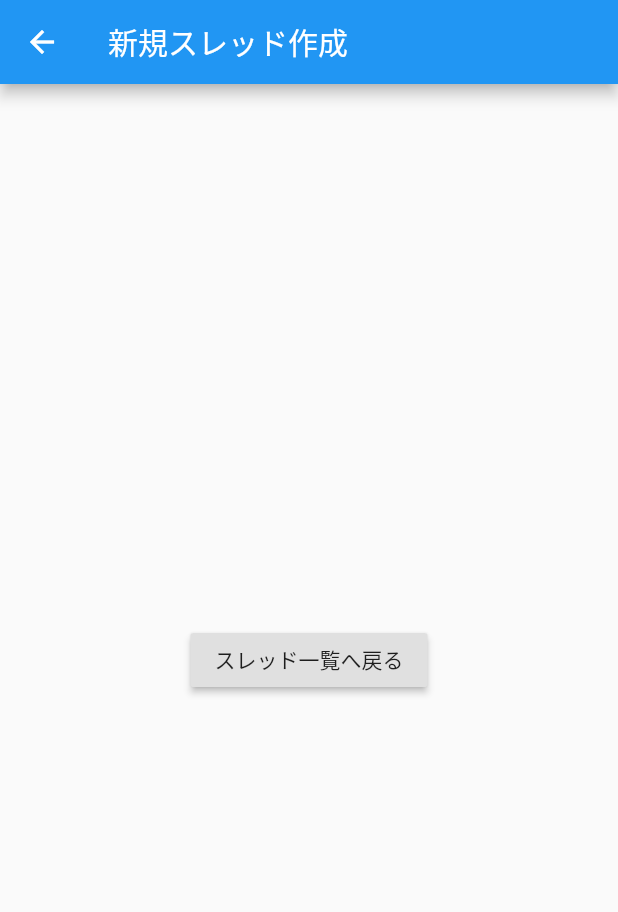
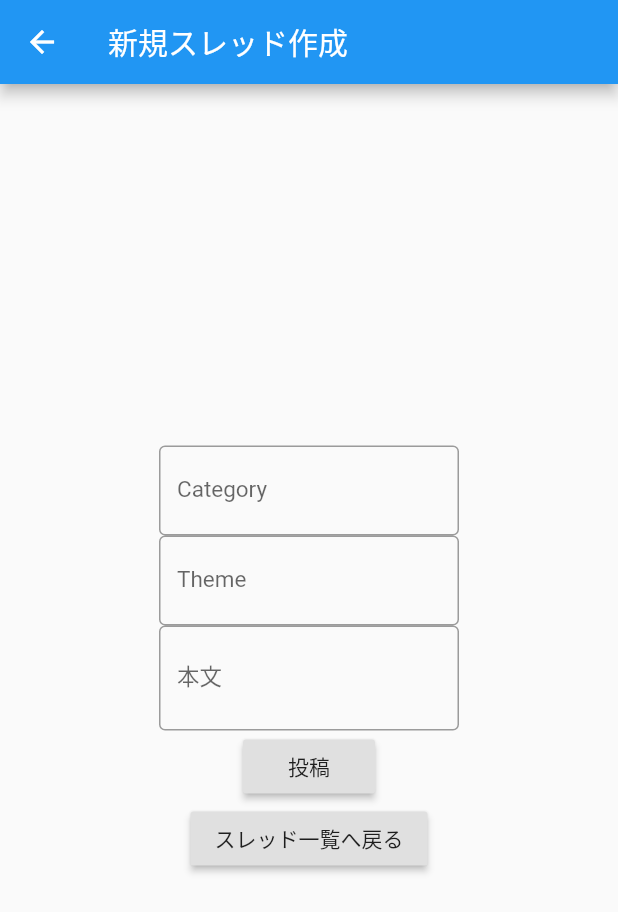
Before and after one commit to mofunemu/benesse_mofunemu, a Flutter app: the CreateThreadPage screen opened directly, on a phone screen of 412 x 824 dp. Shown: the top 912 px of the screen. Run offline on Flutter 3.47's test engine with Material 2 defaults, Android fonts, the phone set to English and light mode, and no system bars.

Commit message:
レイアウト整理

```diff
--- a/lib/create_thread.dart
+++ b/lib/create_thread.dart
@@ -1,5 +1,85 @@
 import 'package:flutter/material.dart';
 
+class CreateThreadPage extends StatelessWidget {
+  @override
+  var _categoryController = TextEditingController();
+  var _questionController = TextEditingController();
+  var _themeController = TextEditingController();
+
+  Widget build(BuildContext context) {
+    return Scaffold(
+      appBar: AppBar(
+        title: Text(
+          '新規スレッド作成',
+        ),
+      ),
+      resizeToAvoidBottomInset: false,
+      body: Center(
+        child: Column(
+          mainAxisAlignment: MainAxisAlignment.center,
+          children: [
+            new Container(
+                width: 200.0,
+                height: 60.0,
+                child: new TextField(
+                    decoration: InputDecoration(
+                      border: OutlineInputBorder(),
+                      labelText: "Category",
+                      hintText: "Please input Category.",
+                    ),
+                    controller: _categoryController,
+                    style: new TextStyle(
+                        fontSize: 15.0, height: 2.0, color: Colors.black))),
+            new Container(
+                width: 200.0,
+                height: 60.0,
+                child: new TextField(
+                    decoration: InputDecoration(
+                      border: OutlineInputBorder(),
+                      labelText: "Theme",
+                      hintText: "Please input theme.",
+                    ),
+                    controller: _themeController,
+                    style: new TextStyle(
+                        fontSize: 15.0, height: 2.0, color: Colors.black))),
+            new Container(
+                width: 200.0,
+                child: new TextField(
+                    decoration: InputDecoration(
+                      border: OutlineInputBorder(),
+                      labelText: "本文",
+                      hintText: "Please input question.",
+                    ),
+                    controller: _questionController,
+                    style: new TextStyle(
+                        fontSize: 15.0, height: 2.0, color: Colors.black))),
+            RaisedButton(
+              child: Text('投稿'),
+              onPressed: () {
+// -*--*--*--*--*- Navigator -*--*--*--*--*-
+                Navigator.pop(context);
+// -*--*--*--*--*- Navigator -*--*--*--*--*-
+              },
+            ),
+            RaisedButton(
+              child: Text('スレッド一覧へ戻る'),
+              onPressed: () {
+// -*--*--*--*--*- Navigator -*--*--*--*--*-
+                Navigator.pop(context);
+// -*--*--*--*--*- Navigator -*--*--*--*--*-
+              },
+            ),
+          ],
+        ),
+      ),
+    );
+  }
+}
+
+
+
+
+/*
 class CreateThreadPage extends StatelessWidget {
   @override
   Widget build(BuildContext context) {
@@ -22,3 +102,4 @@ class CreateThreadPage extends StatelessWidget {
     );
   }
 }
+*/
```
Also changed, not shown: lib/main.dart (+56 -0 lines), lib/textbox.dart (added, +75 -0 lines), lib/thread_all.dart (+13 -15 lines).
